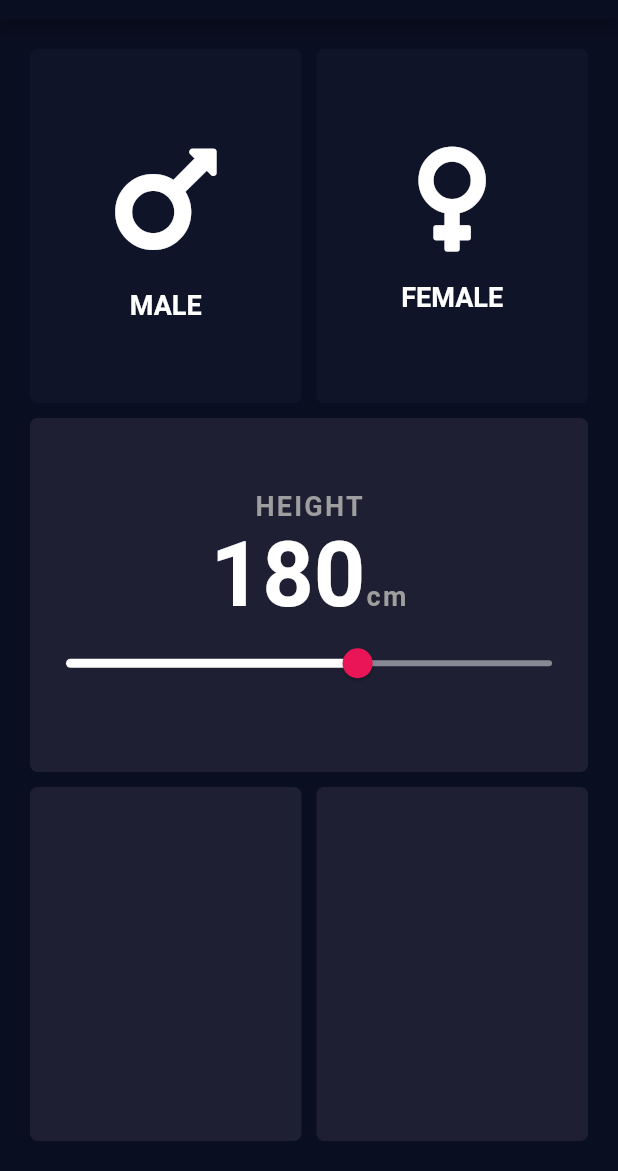
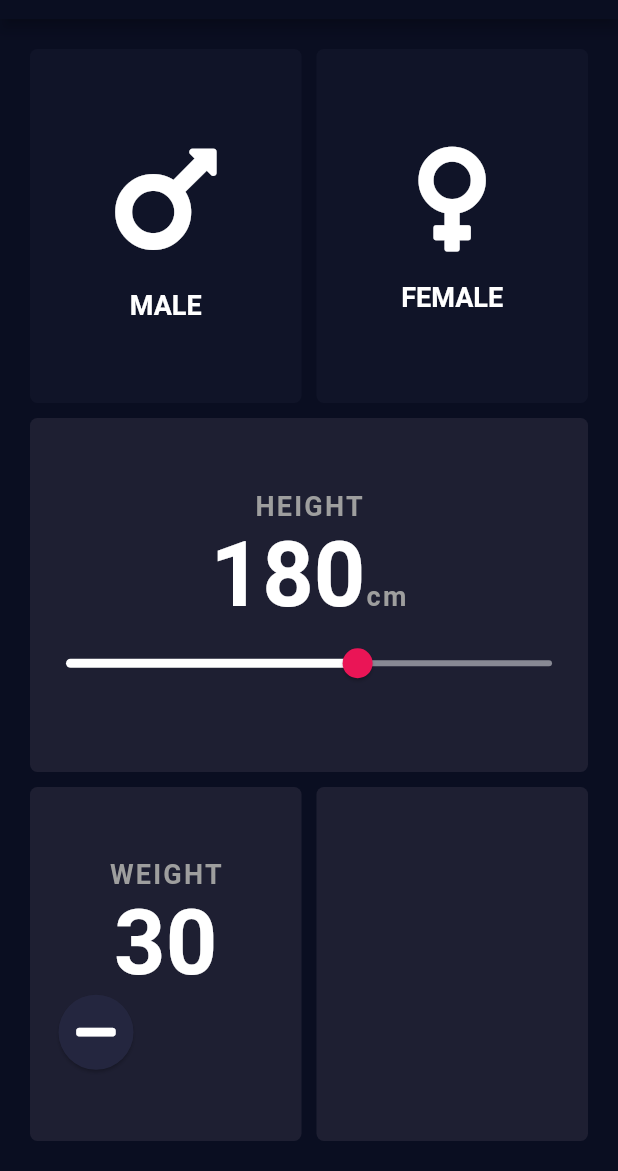
Before and after one commit to iakhator/flutter_bmi, a Flutter app: the screen it shows after launch, on a phone screen of 412 x 824 dp, the part 65-1236 px from its top. Run offline on Flutter 3.47's test engine with Material 2 defaults, Android fonts, the phone set to English and light mode, and no system bars; our stand-ins replace font_awesome_flutter.

Commit message:
build custom button

```diff
--- a/lib/parent_input.dart
+++ b/lib/parent_input.dart
@@ -2,6 +2,7 @@ import 'package:flutter/material.dart';
 import 'package:font_awesome_flutter/font_awesome_flutter.dart';
 import 'package:bmi_calculator/reuseable_card.dart';
 import 'package:bmi_calculator/constants.dart';
+import 'round_custom_button.dart';
 
 class ParentInput extends StatefulWidget {
   @override
@@ -16,6 +17,7 @@ enum Gender {
 class _ParentInputState extends State<ParentInput> {
   Gender genderSelected;
   double _value = 180.0;
+  int _weight = 30;
   void _setvalue(double value) => setState(() => _value = value);
 
   @override
@@ -130,7 +132,37 @@ class _ParentInputState extends State<ParentInput> {
             child: Row(
               children: <Widget>[
                 Expanded(
-                  child: ReuseableCard(color: kActiveCardColor),
+                  child: ReuseableCard(
+                    color: kActiveCardColor,
+                    cardChild: Column(
+                      mainAxisAlignment: MainAxisAlignment.center,
+                      children: <Widget>[
+                        Text(
+                          'WEIGHT',
+                          style: kTextStyleGray,
+                        ),
+                        Text(
+                          '$_weight',
+                          style: kTextStyle,
+                        ),
+                        Row(
+                          children: <Widget>[
+                            RoundCustomButton(
+                              onPressed: () {
+                               setState(() {
+                                 _weight -= 1;
+                               },);
+                              },
+                              icon: Icon(
+                                FontAwesomeIcons.minus,
+                                size: 30.0,
+                              ),
+                            ),
+                          ],
+                        ),
+                      ],
+                    ),
+                  ),
                 ),
                 Expanded(
                   child: ReuseableCard(color: kActiveCardColor),
--- a/lib/reuseable_card.dart
+++ b/lib/reuseable_card.dart
@@ -1,5 +1,4 @@
 import 'package:flutter/material.dart';
-import 'constants.dart';
 
 class ReuseableCard extends StatelessWidget {
   ReuseableCard({this.color, this.cardChild});
--- /dev/null
+++ b/lib/round_custom_button.dart
@@ -0,0 +1,21 @@
+import 'package:flutter/material.dart';
+
+class RoundCustomButton extends StatelessWidget {
+  RoundCustomButton({@required this.onPressed, @required this.icon});
+  final GestureTapCallback onPressed;
+  final Icon icon;
+
+  @override
+  Widget build(BuildContext context) {
+    return RawMaterialButton(
+      fillColor: Color(0xFF24263f),
+      elevation: 1.0,
+      child: Padding(
+        padding: EdgeInsets.all(10.0),
+        child: icon,
+      ),
+      onPressed: onPressed,
+      shape: CircleBorder(),
+    );
+  }
+}
```
